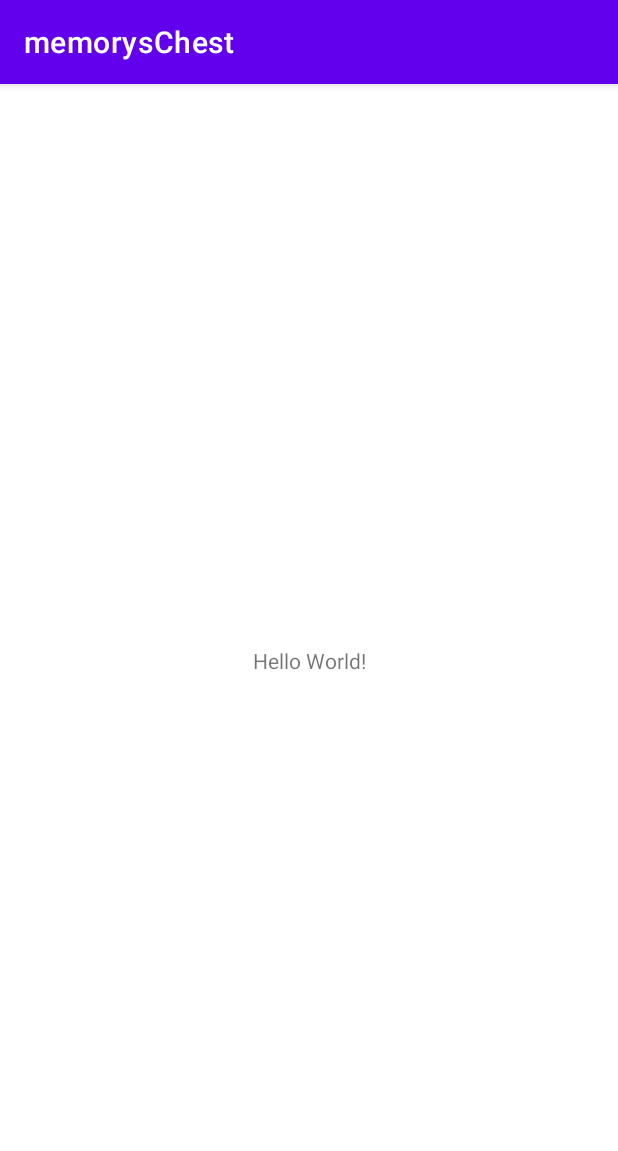
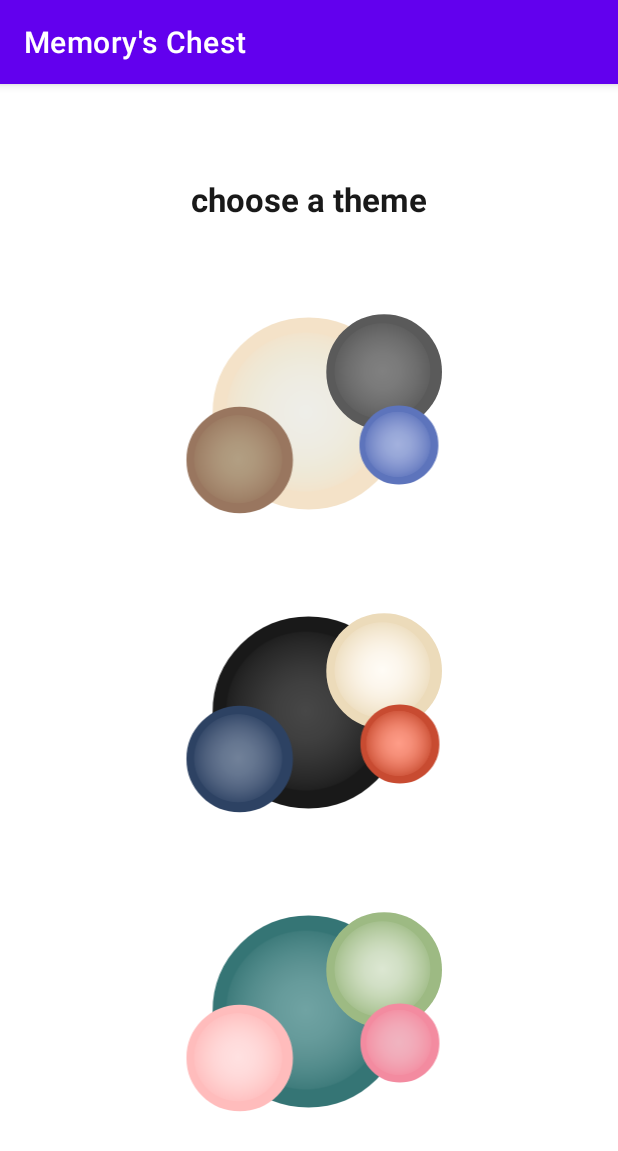
Before and after one commit to Alfredo-Vargas/memorysChest, an Android app: the screen it shows after launch (MainActivity before the commit, WelcomeActivity after it), on a phone screen of 412 x 824 dp. Shown: the top 1151 px of the screen. Run offline under Robolectric (Android 15) with nearby library versions, the phone set to English and light mode, and no system bars.

Commit message:
theme picker finished

```diff
--- a/app/src/main/AndroidManifest.xml
+++ b/app/src/main/AndroidManifest.xml
@@ -8,9 +8,10 @@
         android:label="@string/app_name"
         android:roundIcon="@mipmap/ic_launcher_round"
         android:supportsRtl="true"
-        android:theme="@style/Theme.MemorysChest">
+        android:theme="@style/mainTheme">
         <activity
             android:name=".WelcomeActivity"
+            android:theme="@style/Theme.MemorysChest"
             android:exported="false" />
         <activity
             android:name=".MainActivity"
--- a/app/src/main/java/com/example/memoryschest/MainActivity.kt
+++ b/app/src/main/java/com/example/memoryschest/MainActivity.kt
@@ -4,35 +4,39 @@ import android.content.Context
 import android.content.Intent
 import androidx.appcompat.app.AppCompatActivity
 import android.os.Bundle
-import android.content.SharedPreferences;
+import android.content.SharedPreferences
+import android.widget.TextView
 
 class MainActivity : AppCompatActivity() {
-    private val prevStarted: String = "yes";
-
-    override fun onResume() {
-        super.onResume();
-        val preferences: SharedPreferences = getSharedPreferences(getString(R.string.app_name), Context.MODE_PRIVATE);
-        // We check if prevStarted matches false, then to be executed we negate it with ! at the beginning
-        if (!preferences.getBoolean(prevStarted, false))  {
-            // we create an instance that allows to write to preferences
-            val editor : SharedPreferences.Editor = preferences.edit();
-            editor.putBoolean(prevStarted, true);
-            editor.apply();
-        }
-        else {
-            mainPage();
-        }
-    }
-
     // normal starting main activity
     override fun onCreate(savedInstanceState: Bundle?) {
         super.onCreate(savedInstanceState)
+        // load the preferences related to the app name
+        //val preferences: SharedPreferences = getSharedPreferences(getString(R.string.app_name), Context.MODE_PRIVATE)
+        val showWelcome = Intent(this, WelcomeActivity::class.java)
+        val themeChosen: String? = intent.getStringExtra("selectedOption")
+        when (themeChosen) {
+            "mainTheme" -> {
+                setTheme(R.style.mainTheme)
+                setContentView(R.layout.activity_main)
+            }
+            "darkTheme" -> {
+                setTheme(R.style.darkTheme)
+                setContentView(R.layout.activity_main)
+            }
+            "lightTheme" -> {
+                setTheme(R.style.lightTheme)
+                setContentView(R.layout.activity_main)
+            }
+            null -> {
+                startActivity(showWelcome)
+            }
+        }
+    }
+    // mainPage needs to be public to pass the user's theme and change the theme when necessary
+    private fun mainPage() {
+        // here we need to use an intent to pass the current theme and start the activity_main
+        val intentToMain = Intent(this, MainActivity::class.java)
         setContentView(R.layout.activity_main)
     }
-    // mainPage needs to public to pass the user's theme and change the theme when necessary
-    fun mainPage() {
-        // here we need to use an intent to pass the current theme and start the activity_main
-        val intentToMain: Intent = Intent(this, MainActivity::class.java);
-
-    }
 }
--- a/app/src/main/java/com/example/memoryschest/WelcomeActivity.kt
+++ b/app/src/main/java/com/example/memoryschest/WelcomeActivity.kt
@@ -1,11 +1,29 @@
 package com.example.memoryschest
 
+import android.content.Intent
 import androidx.appcompat.app.AppCompatActivity
 import android.os.Bundle
+import android.widget.ImageView
 
 class WelcomeActivity : AppCompatActivity() {
     override fun onCreate(savedInstanceState: Bundle?) {
         super.onCreate(savedInstanceState)
         setContentView(R.layout.activity_welcome)
+        val themeIntent = Intent(this, MainActivity::class.java)
+        val champagneBall: ImageView = findViewById(R.id.imageChampagne)
+        val eerieBall: ImageView = findViewById(R.id.imageEerieBlack)
+        val powderBall: ImageView = findViewById(R.id.imagePowderBlue)
+        champagneBall.setOnClickListener {
+            themeIntent.putExtra("selectedOption", "mainTheme")
+            startActivity(themeIntent)
+        }
+        eerieBall.setOnClickListener {
+            themeIntent.putExtra("selectedOption", "darkTheme")
+            startActivity(themeIntent)
+        }
+        powderBall.setOnClickListener {
+            themeIntent.putExtra("selectedOption", "lightTheme")
+            startActivity(themeIntent)
+        }
     }
 }
--- a/app/src/main/res/layout/activity_welcome.xml
+++ b/app/src/main/res/layout/activity_welcome.xml
@@ -166,10 +166,10 @@
         android:layout_height="26dp"
         android:contentDescription="@string/chose_theme_label"
         android:text="@string/chose_theme_message"
+        android:textAlignment="center"
         android:textAppearance="@style/TextAppearance.AppCompat.Large"
         android:textColor="@color/eerie_black"
         android:textStyle="bold"
-        android:textAlignment="center"
         app:layout_constraintBottom_toTopOf="@+id/imageChampagne"
         app:layout_constraintEnd_toEndOf="parent"
         app:layout_constraintStart_toStartOf="parent"
--- a/app/src/main/res/values/colors.xml
+++ b/app/src/main/res/values/colors.xml
@@ -1,14 +1,18 @@
 <?xml version="1.0" encoding="utf-8"?>
 <resources>
+    <color name="champagne">#FFF4E2C8</color>
+    <color name="chestnut">#FF99765F</color>
+    <color name="yonder">#FF5D74BC</color>
+    <color name="champagne_grey">#FF5a5a5a</color>
     <color name="eerie_black">#FF191919</color>
     <color name = "indigo_dye">#FF2D4263</color>
     <color name = "vermilion">#FFC84B31</color>
     <color name = "dutch_white">#FFECDBBA</color>
-    <color name="purple_200">#FFBB86FC</color>
-    <color name="purple_200">#FFBB86FC</color>
-    <color name="purple_200">#FFBB86FC</color>
+    <color name="powder_blue">#FF357575</color>
+    <color name="honey_dew">#FF9DBA83</color>
     <color name="pink_sherbert">#FFF38BA0</color>
     <color name="spanish_pink">#FFFFBCBC</color>
+    <color name="purple_200">#FFBB86FC</color>
     <color name="purple_500">#FF6200EE</color>
     <color name="purple_700">#FF3700B3</color>
     <color name="teal_200">#FF03DAC5</color>
--- a/app/src/main/res/values/strings.xml
+++ b/app/src/main/res/values/strings.xml
@@ -1,9 +1,9 @@
 <resources>
-    <string name="app_name">memorysChest</string>
+    <string name="app_name">Memory\'s Chest</string>
     <string name="chose_theme_label">A label to choose the theme</string>
-    <string name="theme1">theme1</string>
-    <string name="theme2">theme2</string>
-    <string name="theme3">theme3</string>
+    <string name="main_theme">main theme</string>
+    <string name="dark_theme">dark theme</string>
+    <string name="light_theme">light theme</string>
     <string name="chose_theme_message">choose a theme</string>
     <string name="champagne_ball">Ball color champagne</string>
     <string name="chestnut_ball">Ball color chestnut</string>
--- a/app/src/main/res/values/themes.xml
+++ b/app/src/main/res/values/themes.xml
@@ -13,4 +13,49 @@
         <item name="android:statusBarColor" tools:targetApi="l">?attr/colorPrimaryVariant</item>
         <!-- Customize your theme here. -->
     </style>
+    <style name="mainTheme" parent="Theme.MaterialComponents.DayNight.DarkActionBar">
+        <!-- Extra settings -->
+        <item name="android:textColor">@color/champagne_grey</item>
+        <item name="android:colorBackground">@color/champagne</item>
+        <!-- Primary brand color. -->
+        <item name="colorPrimary">@color/yonder</item>
+        <item name="colorOnPrimary">@color/champagne</item>
+        <item name="colorPrimaryVariant">@color/champagne</item>
+        <!-- Secondary brand color. -->
+        <item name="colorSecondary">@color/yonder</item>
+        <item name="colorSecondaryVariant">@color/chestnut</item>
+        <item name="colorOnSecondary">@color/champagne</item>
+        <!-- Status bar color. -->
+        <item name="android:statusBarColor" tools:targetApi="l">@color/chestnut</item>
+    </style>
+    <style name="darkTheme" parent="Theme.MaterialComponents.DayNight.DarkActionBar">
+        <!-- Extra settings -->
+        <item name="android:textColor">@color/dutch_white</item>
+        <item name="android:colorBackground">@color/eerie_black</item>
+        <!-- Primary brand color. -->
+        <item name="colorPrimary">@color/vermilion</item>
+        <item name="colorOnPrimary">@color/eerie_black</item>
+        <item name="colorPrimaryVariant">@color/eerie_black</item>
+        <!-- Secondary brand color. -->
+        <item name="colorSecondary">@color/vermilion</item>
+        <item name="colorSecondaryVariant">@color/indigo_dye</item>
+        <item name="colorOnSecondary">@color/eerie_black</item>
+        <!-- Status bar color. -->
+        <item name="android:statusBarColor" tools:targetApi="l">@color/indigo_dye</item>
+    </style>
+    <style name="lightTheme" parent="Theme.MaterialComponents.DayNight.DarkActionBar">
+        <!-- Extra settings -->
+        <item name="android:textColor">@color/honey_dew</item>
+        <item name="android:colorBackground">@color/powder_blue</item>
+        <!-- Primary brand color. -->
+        <item name="colorPrimary">@color/spanish_pink</item>
+        <item name="colorOnPrimary">@color/powder_blue</item>
+        <item name="colorPrimaryVariant">@color/powder_blue</item>
+        <!-- Secondary brand color. -->
+        <item name="colorSecondary">@color/spanish_pink</item>
+        <item name="colorSecondaryVariant">@color/honey_dew</item>
+        <item name="colorOnSecondary">@color/powder_blue</item>
+        <!-- Status bar color. -->
+        <item name="android:statusBarColor" tools:targetApi="l">@color/pink_sherbert</item>
+    </style>
 </resources>
```
Also changed, not shown: app/src/main/res/layout/activity_main.xml (+18 -3 lines), 1 other file.
